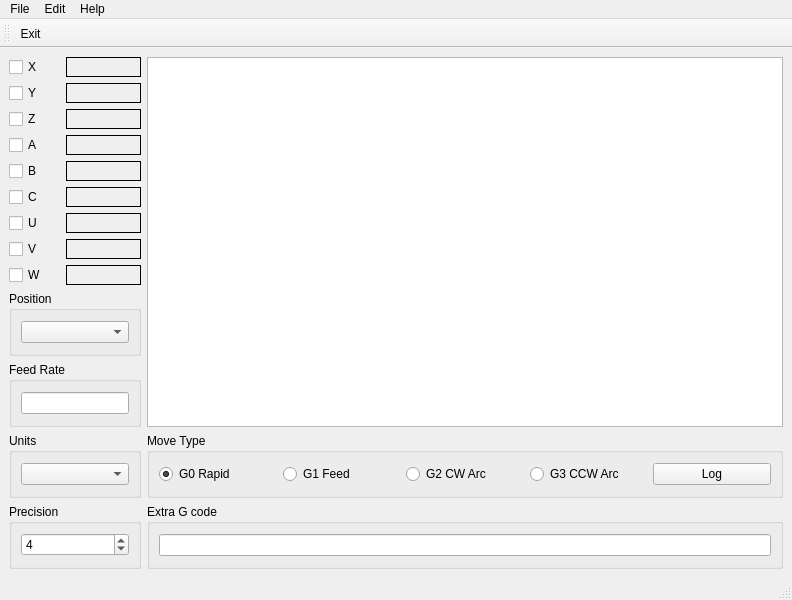
The window that pyqt4/position_logger.ui (jethornton/position-logger) describes before a commit, drawn with Qt 5.
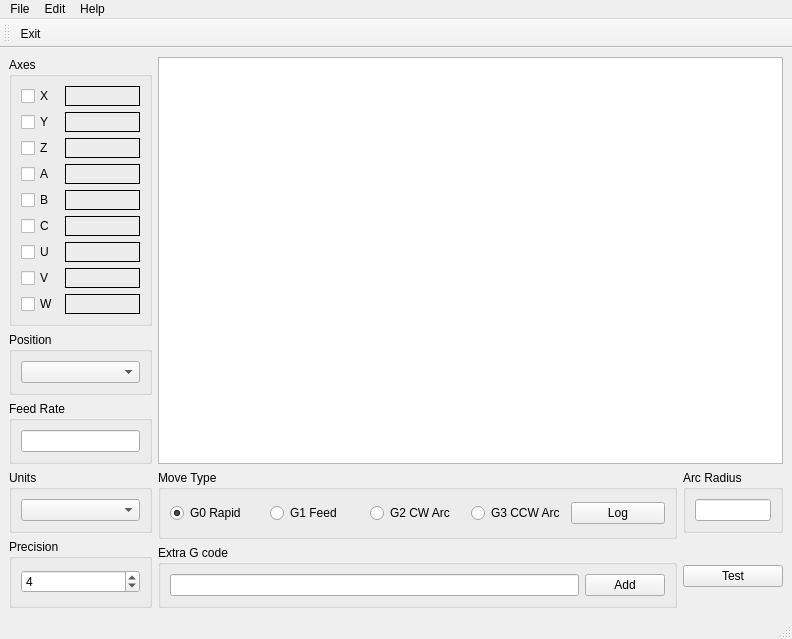
The same window after the commit.

Commit message: get feed rate working as it should

```diff
--- a/pyqt4/position_logger.ui
+++ b/pyqt4/position_logger.ui
@@ -7,7 +7,7 @@
     <x>0</x>
     <y>0</y>
     <width>792</width>
-    <height>600</height>
+    <height>632</height>
    </rect>
   </property>
   <property name="windowTitle">
@@ -15,83 +15,7 @@
   </property>
   <widget class="QWidget" name="centralwidget">
    <layout class="QGridLayout" name="gridLayout_2">
-    <item row="11" column="2">
-     <widget class="QGroupBox" name="gridGroupBox_2">
-      <property name="title">
-       <string>Move Type</string>
-      </property>
-      <layout class="QGridLayout" name="gridLayout_3">
-       <item row="0" column="3">
-        <widget class="QRadioButton" name="radioButton_4">
-         <property name="text">
-          <string>G3 CCW Arc</string>
-         </property>
-        </widget>
-       </item>
-       <item row="0" column="1">
-        <widget class="QRadioButton" name="radioButton_2">
-         <property name="text">
-          <string>G1 Feed</string>
-         </property>
-        </widget>
-       </item>
-       <item row="0" column="2">
-        <widget class="QRadioButton" name="radioButton_3">
-         <property name="text">
-          <string>G2 CW Arc</string>
-         </property>
-        </widget>
-       </item>
-       <item row="0" column="0">
-        <widget class="QRadioButton" name="radioButton">
-         <property name="text">
-          <string>G0 Rapid</string>
-         </property>
-         <property name="checked">
-          <bool>true</bool>
-         </property>
-        </widget>
-       </item>
-       <item row="0" column="4">
-        <widget class="QPushButton" name="pushButton">
-         <property name="text">
-          <string>Log</string>
-         </property>
-        </widget>
-       </item>
-      </layout>
-     </widget>
-    </item>
-    <item row="5" column="0">
-     <widget class="QCheckBox" name="axisCB_5">
-      <property name="text">
-       <string>C</string>
-      </property>
-     </widget>
-    </item>
-    <item row="1" column="1">
-     <widget class="QLabel" name="positionLB_1">
-      <property name="minimumSize">
-       <size>
-        <width>75</width>
-        <height>0</height>
-       </size>
-      </property>
-      <property name="baseSize">
-       <size>
-        <width>0</width>
-        <height>0</height>
-       </size>
-      </property>
-      <property name="frameShape">
-       <enum>QFrame::Box</enum>
-      </property>
-      <property name="text">
-       <string/>
-      </property>
-     </widget>
-    </item>
-    <item row="9" column="0" colspan="2">
+    <item row="10" column="0" colspan="2">
      <widget class="QGroupBox" name="gridGroupBox">
       <property name="title">
        <string>Position</string>
@@ -103,13 +27,36 @@
       </layout>
      </widget>
     </item>
+    <item row="11" column="0" colspan="2">
+     <widget class="QGroupBox" name="gridGroupBox">
+      <property name="title">
+       <string>Feed Rate</string>
+      </property>
+      <layout class="QGridLayout" name="gridLayout_5">
     <item row="0" column="0">
-     <widget class="QCheckBox" name="axisCB_0">
-      <property name="text">
-       <string>X</string>
+        <widget class="QLineEdit" name="feedLE"/>
+       </item>
+      </layout>
+     </widget>
+    </item>
+    <item row="12" column="0" colspan="2">
+     <widget class="QGroupBox" name="gridGroupBox">
+      <property name="title">
+       <string>Units</string>
       </property>
+      <layout class="QGridLayout" name="gridLayout_6">
+       <item row="0" column="0">
+        <widget class="QComboBox" name="unitsGB"/>
+       </item>
+      </layout>
      </widget>
     </item>
+    <item row="0" column="0" rowspan="10" colspan="2">
+     <widget class="QGroupBox" name="axesGB">
+      <property name="title">
+       <string>Axes</string>
+      </property>
+      <layout class="QGridLayout" name="gridLayout_8">
     <item row="0" column="1">
      <widget class="QLabel" name="positionLB_0">
       <property name="minimumSize">
@@ -132,16 +79,48 @@
       </property>
      </widget>
     </item>
-    <item row="12" column="2">
-     <widget class="QGroupBox" name="gridGroupBox">
-      <property name="title">
-       <string>Extra G code</string>
-      </property>
-      <layout class="QGridLayout" name="gridLayout">
-       <item row="0" column="0">
-        <widget class="QLineEdit" name="lineEdit_2"/>
+       <item row="2" column="1">
+        <widget class="QLabel" name="positionLB_2">
+         <property name="minimumSize">
+          <size>
+           <width>75</width>
+           <height>0</height>
+          </size>
+         </property>
+         <property name="baseSize">
+          <size>
+           <width>0</width>
+           <height>0</height>
+          </size>
+         </property>
+         <property name="frameShape">
+          <enum>QFrame::Box</enum>
+         </property>
+         <property name="text">
+          <string/>
+         </property>
+        </widget>
        </item>
-      </layout>
+       <item row="3" column="1">
+        <widget class="QLabel" name="positionLB_3">
+         <property name="minimumSize">
+          <size>
+           <width>75</width>
+           <height>0</height>
+          </size>
+         </property>
+         <property name="baseSize">
+          <size>
+           <width>0</width>
+           <height>0</height>
+          </size>
+         </property>
+         <property name="frameShape">
+          <enum>QFrame::Box</enum>
+         </property>
+         <property name="text">
+          <string/>
+         </property>
      </widget>
     </item>
     <item row="4" column="0">
@@ -156,17 +135,13 @@
       <property name="text">
        <string>Z</string>
       </property>
-     </widget>
-    </item>
-    <item row="8" column="0">
-     <widget class="QCheckBox" name="axisCB_8">
-      <property name="text">
-       <string>W</string>
+         <property name="axis" stdset="0">
+          <string> Z</string>
       </property>
      </widget>
     </item>
-    <item row="3" column="1">
-     <widget class="QLabel" name="positionLB_3">
+       <item row="6" column="1">
+        <widget class="QLabel" name="positionLB_6">
       <property name="minimumSize">
        <size>
         <width>75</width>
@@ -187,52 +162,18 @@
       </property>
      </widget>
     </item>
-    <item row="5" column="1">
-     <widget class="QLabel" name="positionLB_5">
-      <property name="minimumSize">
-       <size>
-        <width>75</width>
-        <height>0</height>
-       </size>
-      </property>
-      <property name="baseSize">
-       <size>
-        <width>0</width>
-        <height>0</height>
-       </size>
-      </property>
-      <property name="frameShape">
-       <enum>QFrame::Box</enum>
-      </property>
+       <item row="1" column="0">
+        <widget class="QCheckBox" name="axisCB_1">
       <property name="text">
-       <string/>
-      </property>
-     </widget>
-    </item>
-    <item row="4" column="1">
-     <widget class="QLabel" name="positionLB_4">
-      <property name="minimumSize">
-       <size>
-        <width>75</width>
-        <height>0</height>
-       </size>
-      </property>
-      <property name="baseSize">
-       <size>
-        <width>0</width>
-        <height>0</height>
-       </size>
-      </property>
-      <property name="frameShape">
-       <enum>QFrame::Box</enum>
-      </property>
-      <property name="text">
-       <string/>
-      </property>
-     </widget>
-    </item>
-    <item row="2" column="1">
-     <widget class="QLabel" name="positionLB_2">
+          <string>Y</string>
+         </property>
+         <property name="axis" stdset="0">
+          <string> Y</string>
+         </property>
+        </widget>
+       </item>
+       <item row="1" column="1">
+        <widget class="QLabel" name="positionLB_1">
       <property name="minimumSize">
        <size>
         <width>75</width>
@@ -260,10 +201,13 @@
       </property>
      </widget>
     </item>
-    <item row="7" column="0">
-     <widget class="QCheckBox" name="axisCB_7">
+       <item row="0" column="0">
+        <widget class="QCheckBox" name="axisCB_0">
       <property name="text">
-       <string>V</string>
+          <string>X</string>
+         </property>
+         <property name="axis" stdset="0">
+          <string> X</string>
       </property>
      </widget>
     </item>
@@ -274,15 +218,37 @@
       </property>
      </widget>
     </item>
-    <item row="1" column="0">
-     <widget class="QCheckBox" name="axisCB_1">
+       <item row="4" column="1">
+        <widget class="QLabel" name="positionLB_4">
+         <property name="minimumSize">
+          <size>
+           <width>75</width>
+           <height>0</height>
+          </size>
+         </property>
+         <property name="baseSize">
+          <size>
+           <width>0</width>
+           <height>0</height>
+          </size>
+         </property>
+         <property name="frameShape">
+          <enum>QFrame::Box</enum>
+         </property>
       <property name="text">
-       <string>Y</string>
+          <string/>
       </property>
      </widget>
     </item>
-    <item row="6" column="1">
-     <widget class="QLabel" name="positionLB_6">
+       <item row="5" column="0">
+        <widget class="QCheckBox" name="axisCB_5">
+         <property name="text">
+          <string>C</string>
+         </property>
+        </widget>
+       </item>
+       <item row="5" column="1">
+        <widget class="QLabel" name="positionLB_5">
       <property name="minimumSize">
        <size>
         <width>75</width>
@@ -303,6 +269,13 @@
       </property>
      </widget>
     </item>
+       <item row="7" column="0">
+        <widget class="QCheckBox" name="axisCB_7">
+         <property name="text">
+          <string>V</string>
+         </property>
+        </widget>
+       </item>
     <item row="7" column="1">
      <widget class="QLabel" name="positionLB_7">
       <property name="minimumSize">
@@ -325,6 +298,13 @@
       </property>
      </widget>
     </item>
+       <item row="8" column="0">
+        <widget class="QCheckBox" name="axisCB_8">
+         <property name="text">
+          <string>W</string>
+         </property>
+        </widget>
+       </item>
     <item row="8" column="1">
      <widget class="QLabel" name="positionLB_8">
       <property name="minimumSize">
@@ -347,34 +327,116 @@
       </property>
      </widget>
     </item>
-    <item row="10" column="0" colspan="2">
+      </layout>
+     </widget>
+    </item>
+    <item row="12" column="2" rowspan="2">
+     <widget class="QGroupBox" name="moveGB">
+      <property name="title">
+       <string>Move Type</string>
+      </property>
+      <layout class="QGridLayout" name="gridLayout_3">
+       <item row="0" column="3">
+        <widget class="QRadioButton" name="g3RB">
+         <property name="text">
+          <string>G3 CCW Arc</string>
+         </property>
+         <property name="gcode" stdset="0">
+          <string>G3</string>
+         </property>
+        </widget>
+       </item>
+       <item row="0" column="1">
+        <widget class="QRadioButton" name="g1RB">
+         <property name="text">
+          <string>G1 Feed</string>
+         </property>
+         <property name="gcode" stdset="0">
+          <string>G1</string>
+         </property>
+        </widget>
+       </item>
+       <item row="0" column="2">
+        <widget class="QRadioButton" name="g2RB">
+         <property name="text">
+          <string>G2 CW Arc</string>
+         </property>
+         <property name="gcode" stdset="0">
+          <string>G2</string>
+         </property>
+        </widget>
+       </item>
+       <item row="0" column="0">
+        <widget class="QRadioButton" name="g0RB">
+         <property name="text">
+          <string>G0 Rapid</string>
+         </property>
+         <property name="checked">
+          <bool>true</bool>
+         </property>
+         <property name="gcode" stdset="0">
+          <string>G0</string>
+         </property>
+        </widget>
+       </item>
+       <item row="0" column="4">
+        <widget class="QPushButton" name="logPB">
+         <property name="text">
+          <string>Log</string>
+         </property>
+        </widget>
+       </item>
+      </layout>
+     </widget>
+    </item>
+    <item row="14" column="2">
      <widget class="QGroupBox" name="gridGroupBox">
       <property name="title">
-       <string>Feed Rate</string>
+       <string>Extra G code</string>
       </property>
-      <layout class="QGridLayout" name="gridLayout_5">
+      <layout class="QGridLayout" name="gridLayout">
        <item row="0" column="0">
-        <widget class="QLineEdit" name="lineEdit"/>
+        <widget class="QLineEdit" name="extraLE"/>
        </item>
+       <item row="0" column="1">
+        <widget class="QPushButton" name="addExtraPB">
+         <property name="text">
+          <string>Add</string>
+         </property>
+        </widget>
+       </item>
       </layout>
      </widget>
     </item>
-    <item row="0" column="2" rowspan="11">
-     <widget class="QListWidget" name="listWidget"/>
+    <item row="0" column="2" rowspan="12" colspan="2">
+     <widget class="QListWidget" name="gcodeList"/>
     </item>
-    <item row="11" column="0" colspan="2">
+    <item row="12" column="3">
      <widget class="QGroupBox" name="gridGroupBox">
+      <property name="maximumSize">
+       <size>
+        <width>100</width>
+        <height>16777215</height>
+       </size>
+      </property>
       <property name="title">
-       <string>Units</string>
+       <string>Arc Radius</string>
       </property>
-      <layout class="QGridLayout" name="gridLayout_6">
+      <layout class="QGridLayout" name="gridLayout_9">
        <item row="0" column="0">
-        <widget class="QComboBox" name="unitsGB"/>
+        <widget class="QLineEdit" name="arcRadiusLE">
+         <property name="maximumSize">
+          <size>
+           <width>16777215</width>
+           <height>16777215</height>
+          </size>
+         </property>
+        </widget>
        </item>
       </layout>
      </widget>
     </item>
-    <item row="12" column="0" colspan="2">
+    <item row="13" column="0" rowspan="2" colspan="2">
      <widget class="QGroupBox" name="gridGroupBox">
       <property name="title">
        <string>Precision</string>
@@ -393,6 +455,13 @@
       </layout>
      </widget>
     </item>
+    <item row="14" column="3">
+     <widget class="QPushButton" name="testPB">
+      <property name="text">
+       <string>Test</string>
+      </property>
+     </widget>
+    </item>
    </layout>
   </widget>
   <widget class="QMenuBar" name="menubar">
```
Lines whose indentation alone changed are shown as unchanged. The commit also changes 1 other file.
